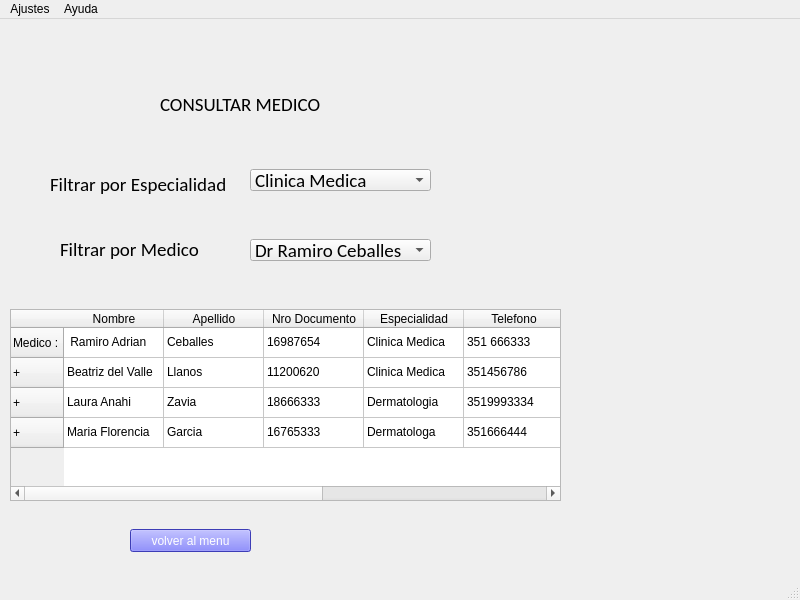
First picture: the form in ui/doctor/consulta _medica.ui, repository florgarciazavia/Clinica-UI, before the edit.
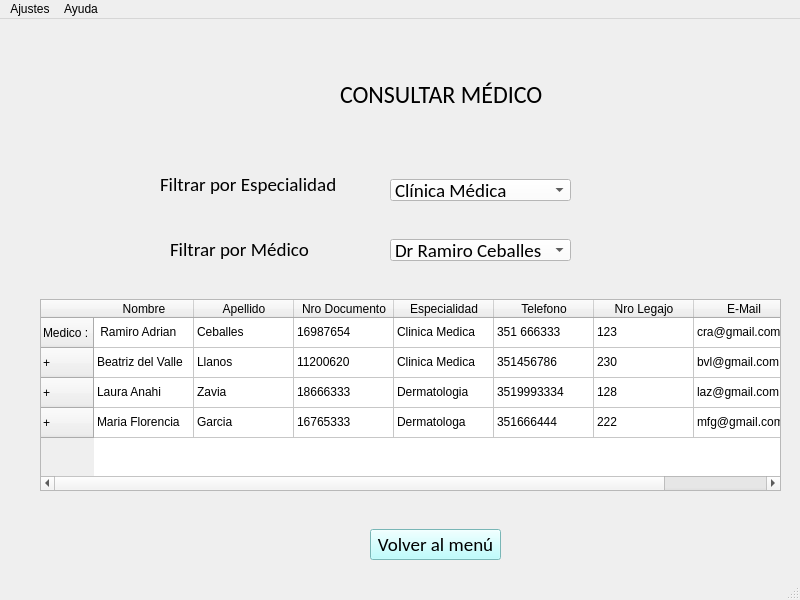
Second picture: the form after the edit.

What changed in the file:
```diff
--- a/ui/doctor/consulta _medica.ui
+++ b/ui/doctor/consulta _medica.ui
@@ -17,26 +17,26 @@
    <widget class="QLabel" name="label">
     <property name="geometry">
      <rect>
-      <x>160</x>
-      <y>70</y>
-      <width>181</width>
+      <x>340</x>
+      <y>60</y>
+      <width>221</width>
       <height>31</height>
      </rect>
     </property>
     <property name="font">
      <font>
       <family>Calibri</family>
-      <pointsize>14</pointsize>
+      <pointsize>18</pointsize>
      </font>
     </property>
     <property name="text">
-     <string>CONSULTAR MEDICO</string>
+     <string>CONSULTAR MÉDICO</string>
     </property>
    </widget>
    <widget class="QLabel" name="label_2">
     <property name="geometry">
      <rect>
-      <x>50</x>
+      <x>160</x>
       <y>150</y>
       <width>181</width>
       <height>31</height>
@@ -55,8 +55,8 @@
    <widget class="QComboBox" name="comboBox">
     <property name="geometry">
      <rect>
-      <x>250</x>
-      <y>150</y>
+      <x>390</x>
+      <y>160</y>
       <width>181</width>
       <height>22</height>
      </rect>
@@ -67,9 +67,12 @@
       <pointsize>14</pointsize>
      </font>
     </property>
+    <property name="styleSheet">
+     <string notr="true">background-color: rgb(255, 255, 255);</string>
+    </property>
     <item>
      <property name="text">
-      <string>Clinica Medica</string>
+      <string>Clínica Médica</string>
      </property>
     </item>
     <item>
@@ -96,7 +99,7 @@
    <widget class="QLabel" name="label_3">
     <property name="geometry">
      <rect>
-      <x>60</x>
+      <x>170</x>
       <y>220</y>
       <width>151</width>
       <height>20</height>
@@ -109,13 +112,13 @@
      </font>
     </property>
     <property name="text">
-     <string>Filtrar por Medico</string>
+     <string>Filtrar por Médico</string>
     </property>
    </widget>
    <widget class="QComboBox" name="comboBox_2">
     <property name="geometry">
      <rect>
-      <x>250</x>
+      <x>390</x>
       <y>220</y>
       <width>181</width>
       <height>22</height>
@@ -127,6 +130,9 @@
       <pointsize>14</pointsize>
      </font>
     </property>
+    <property name="styleSheet">
+     <string notr="true">background-color: rgb(255, 255, 255);</string>
+    </property>
     <item>
      <property name="text">
       <string>Dr Ramiro Ceballes</string>
@@ -171,9 +177,9 @@
    <widget class="QTableWidget" name="tableWidget">
     <property name="geometry">
      <rect>
-      <x>10</x>
-      <y>290</y>
-      <width>551</width>
+      <x>40</x>
+      <y>280</y>
+      <width>741</width>
       <height>192</height>
      </rect>
     </property>
@@ -376,18 +382,23 @@
    <widget class="QPushButton" name="pushButton">
     <property name="geometry">
      <rect>
-      <x>130</x>
+      <x>370</x>
       <y>510</y>
-      <width>121</width>
-      <height>23</height>
+      <width>131</width>
+      <height>31</height>
      </rect>
     </property>
+    <property name="font">
+     <font>
+      <family>Calibri</family>
+      <pointsize>14</pointsize>
+     </font>
+    </property>
     <property name="styleSheet">
-     <string notr="true">background-color: rgb(85, 85, 255);
-font: 12pt &quot;Calibri&quot;;color:#ffffff;</string>
+     <string notr="true">background-color: rgb(170, 255, 255);</string>
     </property>
     <property name="text">
-     <string>volver al menu</string>
+     <string>Volver al menú</string>
     </property>
    </widget>
   </widget>
```
Left out of the diff: 8 changed lines with no effect on the pictures.
